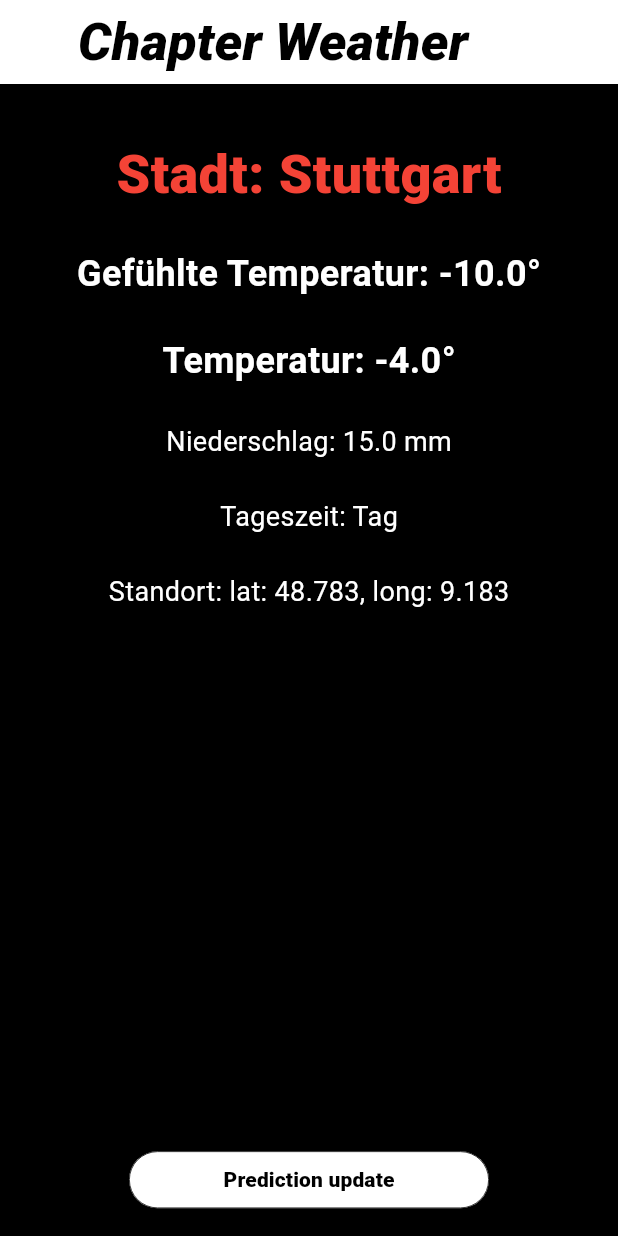
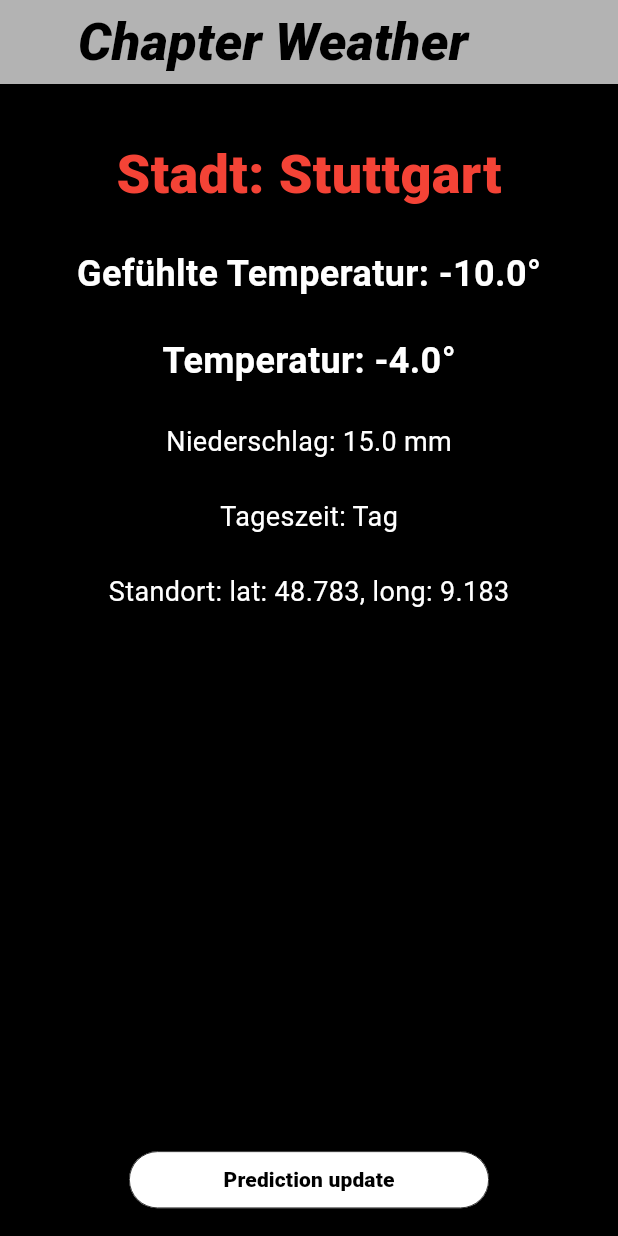
Before and after one commit to Evilhando/weather_app_async, a Flutter app: the screen it shows after launch, on a phone screen of 412 x 824 dp. Run offline on Flutter 3.47's test engine with Material 3 defaults, Android fonts, the phone set to English and light mode, and no system bars.

Commit message:
prob_fix_city

```diff
--- a/lib/main.dart
+++ b/lib/main.dart
@@ -63,7 +63,7 @@ class _WeatherScreenState extends State<WeatherScreen> {
     return Scaffold(
       backgroundColor: Colors.black,
       appBar: AppBar(
-        backgroundColor: Colors.white,
+        backgroundColor: Colors.white70,
         title: const Row(
           children: [
             Padding(
```
